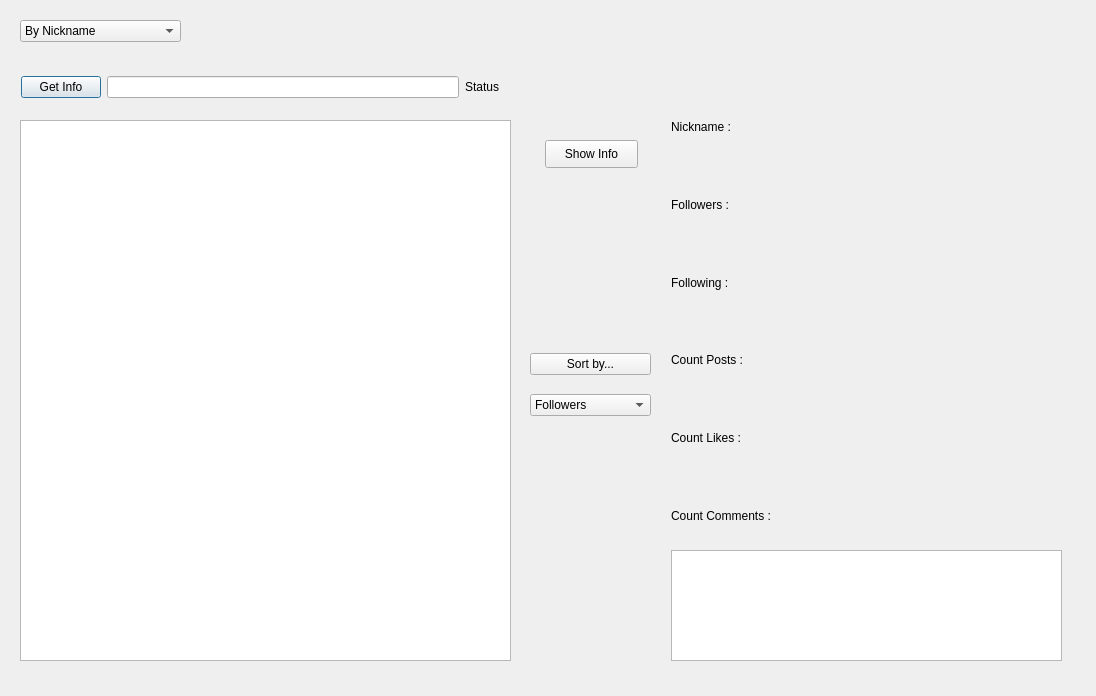
First picture: the form in my_project/insta_parser.ui, repository StasDzundza/Instagram-Photo-Parser-and-Image-Editor, before the edit.
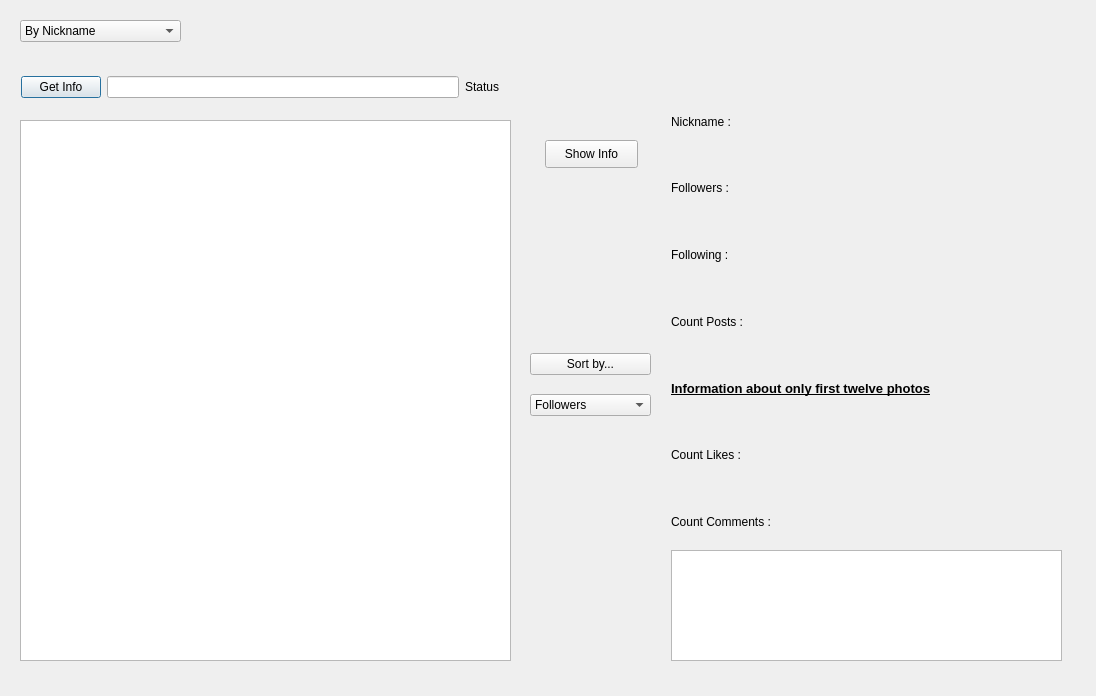
Second picture: the form after the edit.

Commit message: add opportunity to download photos in photo edit by reference and crash test parse more than 12 photos

Patch:
```diff
--- a/my_project/insta_parser.ui
+++ b/my_project/insta_parser.ui
@@ -106,7 +106,7 @@
     </rect>
    </property>
   </widget>
-  <widget class="QWidget" name="">
+  <widget class="QWidget" name="layoutWidget">
    <property name="geometry">
     <rect>
      <x>530</x>
@@ -154,7 +154,7 @@
     </item>
    </layout>
   </widget>
-  <widget class="QWidget" name="">
+  <widget class="QWidget" name="layoutWidget">
    <property name="geometry">
     <rect>
      <x>671</x>
@@ -192,6 +192,21 @@
       </property>
      </widget>
     </item>
+    <item>
+     <widget class="QLabel" name="label">
+      <property name="font">
+       <font>
+        <pointsize>10</pointsize>
+        <weight>75</weight>
+        <bold>true</bold>
+        <underline>true</underline>
+       </font>
+      </property>
+      <property name="text">
+       <string>Information about only first twelve photos</string>
+      </property>
+     </widget>
+    </item>
     <item>
      <widget class="QLabel" name="lbl_likes">
       <property name="text">
```
The commit also changes 4 other files.
